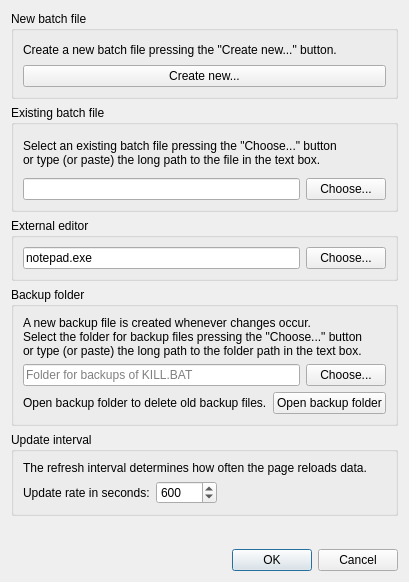
First picture: the form in dialog.ui, repository MarioUnoDueTreQuattro/KillManagerQt, before the edit.
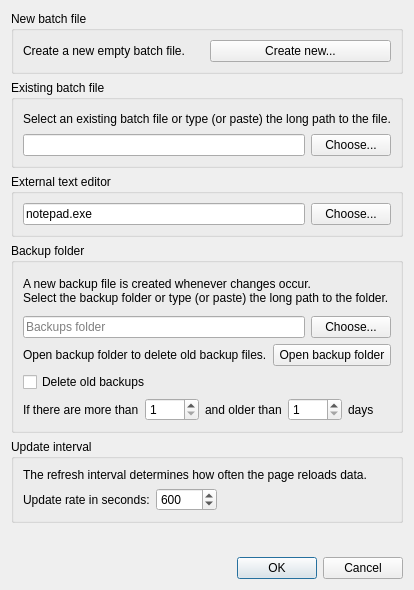
Second picture: the form after the edit. Icons and pictures are not drawn.

What changed in the file:
```diff
--- a/dialog.ui
+++ b/dialog.ui
@@ -7,8 +7,8 @@
    <rect>
     <x>0</x>
     <y>0</y>
-    <width>394</width>
-    <height>582</height>
+    <width>392</width>
+    <height>590</height>
    </rect>
   </property>
   <property name="sizePolicy">
@@ -26,7 +26,7 @@
   <property name="windowTitle">
    <string>Dialog</string>
   </property>
-  <layout class="QVBoxLayout" name="verticalLayout_10">
+  <layout class="QVBoxLayout" name="verticalLayout_3">
    <item>
     <widget class="QGroupBox" name="groupBox_5">
      <property name="sizePolicy">
@@ -45,10 +45,10 @@
      <property name="title">
       <string>New batch file</string>
      </property>
-     <layout class="QVBoxLayout" name="verticalLayout_9">
-      <item>
        <layout class="QVBoxLayout" name="verticalLayout_8">
         <item>
+       <layout class="QHBoxLayout" name="horizontalLayout_6">
+        <item>
          <widget class="QLabel" name="labelPath_2">
           <property name="sizePolicy">
            <sizepolicy hsizetype="Preferred" vsizetype="Preferred">
@@ -63,7 +63,7 @@
            </size>
           </property>
           <property name="text">
-           <string>Create a new batch file pressing the &quot;Create new...&quot; button.</string>
+           <string>Create a new empty batch file.</string>
           </property>
          </widget>
         </item>
@@ -92,12 +92,14 @@
           <property name="minimumSize">
            <size>
             <width>0</width>
-            <height>38</height>
+            <height>19</height>
            </size>
           </property>
           <property name="text">
-           <string>Select an existing batch file pressing the &quot;Choose...&quot; button 
-or type (or paste) the long path to the file in the text box.</string>
+           <string>Select an existing batch file or type (or paste) the long path to the file.</string>
+          </property>
+          <property name="textFormat">
+           <enum>Qt::PlainText</enum>
           </property>
          </widget>
         </item>
@@ -123,7 +125,7 @@
    <item>
     <widget class="QGroupBox" name="groupBox_2">
      <property name="title">
-      <string>External editor</string>
+      <string>External text editor</string>
      </property>
      <layout class="QVBoxLayout" name="verticalLayout_4">
       <item>
@@ -158,13 +160,11 @@
      <property name="title">
       <string>Backup folder</string>
      </property>
-     <layout class="QVBoxLayout" name="verticalLayout_3">
-      <item>
        <layout class="QVBoxLayout" name="verticalLayout_2">
         <item>
          <widget class="QLabel" name="labelBackupPath">
           <property name="sizePolicy">
-           <sizepolicy hsizetype="Preferred" vsizetype="Minimum">
+         <sizepolicy hsizetype="Preferred" vsizetype="Preferred">
             <horstretch>0</horstretch>
             <verstretch>0</verstretch>
            </sizepolicy>
@@ -177,8 +177,7 @@
           </property>
           <property name="text">
            <string>A new backup file is created whenever changes occur.
-Select the folder for backup files pressing the &quot;Choose...&quot; button 
-or type (or paste) the long path to the folder path in the text box.</string>
+Select the backup folder or type (or paste) the long path to the folder.</string>
           </property>
          </widget>
         </item>
@@ -190,7 +189,7 @@
              <string/>
             </property>
             <property name="placeholderText">
-             <string>Folder for backups of KILL.BAT</string>
+           <string>Backups folder</string>
             </property>
            </widget>
           </item>
@@ -224,6 +223,56 @@
            </widget>
           </item>
          </layout>
+      </item>
+      <item>
+       <widget class="QCheckBox" name="checkBoxDeleteBackups">
+        <property name="text">
+         <string>Delete old backups</string>
+        </property>
+       </widget>
+      </item>
+      <item>
+       <layout class="QHBoxLayout" name="horizontalLayout_7">
+        <item>
+         <widget class="QLabel" name="label_5">
+          <property name="text">
+           <string>If there are more than</string>
+          </property>
+         </widget>
+        </item>
+        <item>
+         <widget class="QSpinBox" name="spinBoxBackupsCount">
+          <property name="minimum">
+           <number>1</number>
+          </property>
+          <property name="maximum">
+           <number>1000</number>
+          </property>
+         </widget>
+        </item>
+        <item>
+         <widget class="QLabel" name="label_4">
+          <property name="text">
+           <string>and older than</string>
+          </property>
+         </widget>
+        </item>
+        <item>
+         <widget class="QSpinBox" name="spinBoxBackupsDays">
+          <property name="minimum">
+           <number>1</number>
+          </property>
+          <property name="maximum">
+           <number>1000</number>
+          </property>
+         </widget>
+        </item>
+        <item>
+         <widget class="QLabel" name="label_6">
+          <property name="text">
+           <string>days</string>
+          </property>
+         </widget>
         </item>
        </layout>
       </item>
```
Lines whose indentation alone changed are shown as unchanged.
